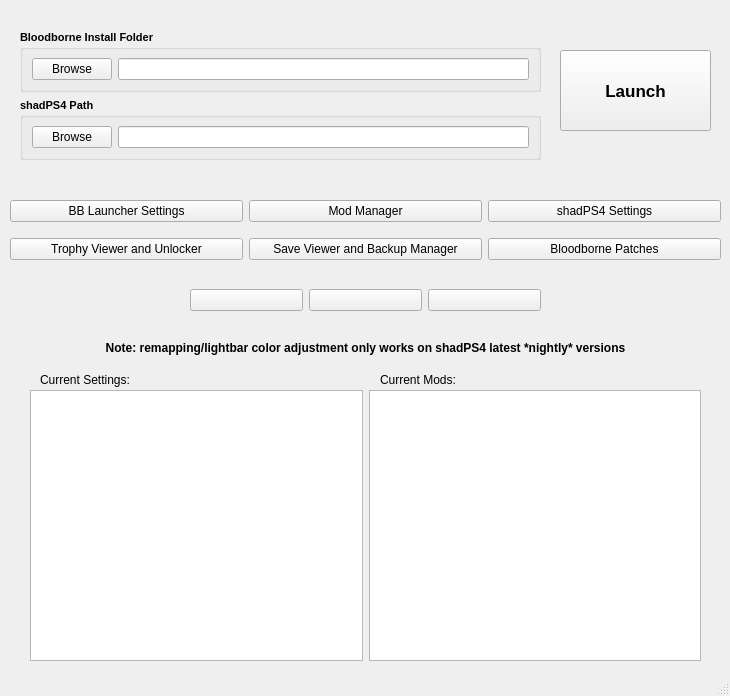
Qt form modules/bblauncher.ui (rainmakerv3/BB_Launcher) before a commit.
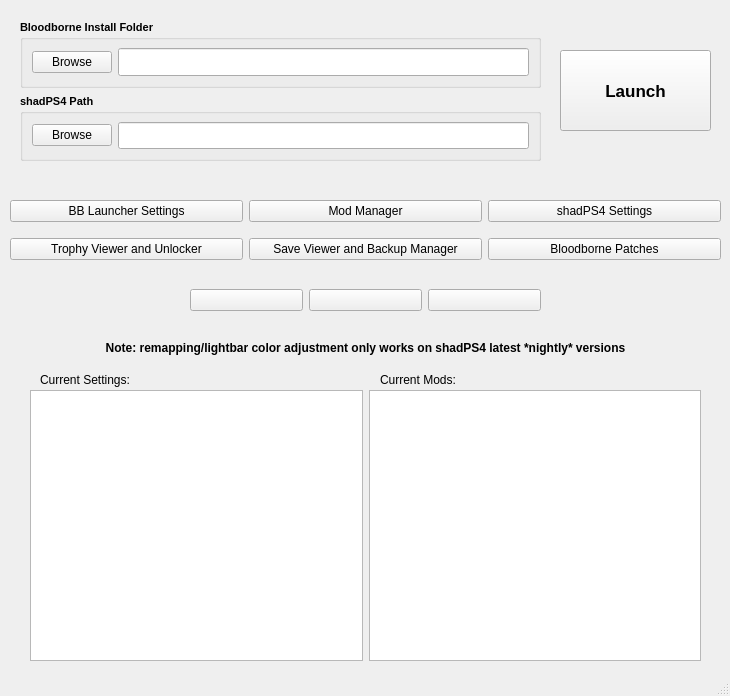
The same form after that commit.

Commit message: Separate folders for shadPS4 and BBLauncher even on Windows

```diff
--- a/modules/bblauncher.ui
+++ b/modules/bblauncher.ui
@@ -191,25 +191,12 @@
     <property name="geometry">
      <rect>
       <x>20</x>
-      <y>5</y>
+      <y>20</y>
       <width>521</width>
-      <height>181</height>
+      <height>141</height>
      </rect>
     </property>
     <layout class="QVBoxLayout" name="verticalLayout_2">
-     <item>
-      <spacer name="verticalSpacer">
-       <property name="orientation">
-        <enum>Qt::Orientation::Vertical</enum>
-       </property>
-       <property name="sizeHint" stdset="0">
-        <size>
-         <width>20</width>
-         <height>40</height>
-        </size>
-       </property>
-      </spacer>
-     </item>
      <item>
       <layout class="QHBoxLayout" name="horizontalLayout_3">
        <item>
@@ -339,19 +326,6 @@
        </item>
       </layout>
      </item>
-     <item>
-      <spacer name="verticalSpacer_2">
-       <property name="orientation">
-        <enum>Qt::Orientation::Vertical</enum>
-       </property>
-       <property name="sizeHint" stdset="0">
-        <size>
-         <width>20</width>
-         <height>40</height>
-        </size>
-       </property>
-      </spacer>
-     </item>
     </layout>
    </widget>
    <widget class="QWidget" name="horizontalLayoutWidget">
```
The commit also changes 2 other files.
